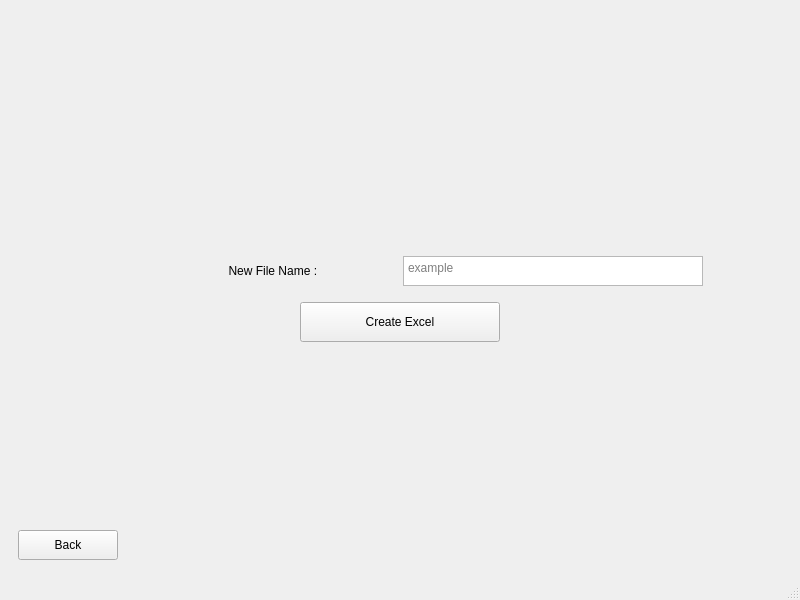
The window that Trace.ui (ben-wsh10/Product_Traceability) describes before a commit, drawn with Qt 5.
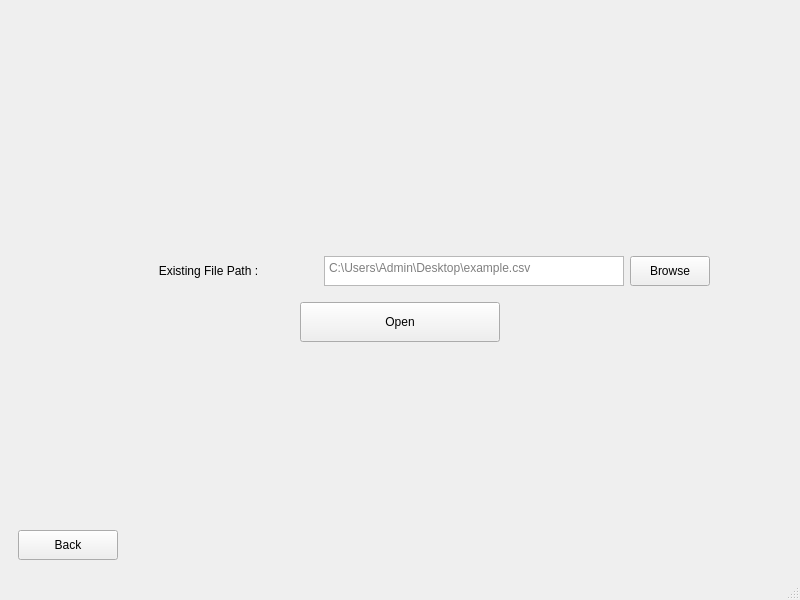
The same window after the commit.

Commit message: Get File Path functionality

Patch:
```diff
--- a/Trace.ui
+++ b/Trace.ui
@@ -20,7 +20,7 @@
       <item>
        <widget class="QStackedWidget" name="stackedWidget">
         <property name="currentIndex">
-         <number>1</number>
+         <number>2</number>
         </property>
         <widget class="QWidget" name="MainMenuPage">
          <layout class="QHBoxLayout" name="horizontalLayout_4">
@@ -130,7 +130,7 @@
                 </property>
                 <property name="maximumSize">
                  <size>
-                  <width>100</width>
+                  <width>300</width>
                   <height>30</height>
                  </size>
                 </property>
@@ -239,6 +239,153 @@
           </item>
          </layout>
         </widget>
+        <widget class="QWidget" name="OpenExcelPage">
+         <layout class="QVBoxLayout" name="verticalLayout_5">
+          <item>
+           <layout class="QVBoxLayout" name="verticalLayout_4">
+            <item>
+             <layout class="QHBoxLayout" name="horizontalLayout_6">
+              <item alignment="Qt::AlignRight|Qt::AlignBottom">
+               <widget class="QLabel" name="openFileNameLabel">
+                <property name="sizePolicy">
+                 <sizepolicy hsizetype="Minimum" vsizetype="Minimum">
+                  <horstretch>0</horstretch>
+                  <verstretch>0</verstretch>
+                 </sizepolicy>
+                </property>
+                <property name="minimumSize">
+                 <size>
+                  <width>300</width>
+                  <height>30</height>
+                 </size>
+                </property>
+                <property name="maximumSize">
+                 <size>
+                  <width>300</width>
+                  <height>30</height>
+                 </size>
+                </property>
+                <property name="text">
+                 <string>Existing File Path :                  </string>
+                </property>
+                <property name="alignment">
+                 <set>Qt::AlignRight|Qt::AlignTrailing|Qt::AlignVCenter</set>
+                </property>
+               </widget>
+              </item>
+              <item alignment="Qt::AlignLeft|Qt::AlignBottom">
+               <widget class="QPlainTextEdit" name="openFileNameTextEdit">
+                <property name="sizePolicy">
+                 <sizepolicy hsizetype="Minimum" vsizetype="Minimum">
+                  <horstretch>0</horstretch>
+                  <verstretch>0</verstretch>
+                 </sizepolicy>
+                </property>
+                <property name="minimumSize">
+                 <size>
+                  <width>300</width>
+                  <height>30</height>
+                 </size>
+                </property>
+                <property name="maximumSize">
+                 <size>
+                  <width>300</width>
+                  <height>30</height>
+                 </size>
+                </property>
+                <property name="placeholderText">
+                 <string>C:\Users\Admin\Desktop\example.csv</string>
+                </property>
+               </widget>
+              </item>
+              <item alignment="Qt::AlignLeft|Qt::AlignBottom">
+               <widget class="QPushButton" name="openFileDialogButton">
+                <property name="sizePolicy">
+                 <sizepolicy hsizetype="Minimum" vsizetype="Minimum">
+                  <horstretch>0</horstretch>
+                  <verstretch>0</verstretch>
+                 </sizepolicy>
+                </property>
+                <property name="minimumSize">
+                 <size>
+                  <width>80</width>
+                  <height>30</height>
+                 </size>
+                </property>
+                <property name="maximumSize">
+                 <size>
+                  <width>80</width>
+                  <height>30</height>
+                 </size>
+                </property>
+                <property name="text">
+                 <string>Browse</string>
+                </property>
+               </widget>
+              </item>
+             </layout>
+            </item>
+            <item>
+             <layout class="QVBoxLayout" name="verticalLayout_6">
+              <property name="topMargin">
+               <number>10</number>
+              </property>
+              <item alignment="Qt::AlignHCenter|Qt::AlignTop">
+               <widget class="QPushButton" name="openFileButton">
+                <property name="sizePolicy">
+                 <sizepolicy hsizetype="Minimum" vsizetype="Minimum">
+                  <horstretch>0</horstretch>
+                  <verstretch>0</verstretch>
+                 </sizepolicy>
+                </property>
+                <property name="minimumSize">
+                 <size>
+                  <width>200</width>
+                  <height>40</height>
+                 </size>
+                </property>
+                <property name="maximumSize">
+                 <size>
+                  <width>200</width>
+                  <height>40</height>
+                 </size>
+                </property>
+                <property name="text">
+                 <string>Open</string>
+                </property>
+               </widget>
+              </item>
+              <item alignment="Qt::AlignLeft|Qt::AlignBottom">
+               <widget class="QPushButton" name="backButton2">
+                <property name="sizePolicy">
+                 <sizepolicy hsizetype="Minimum" vsizetype="Minimum">
+                  <horstretch>0</horstretch>
+                  <verstretch>0</verstretch>
+                 </sizepolicy>
+                </property>
+                <property name="minimumSize">
+                 <size>
+                  <width>100</width>
+                  <height>30</height>
+                 </size>
+                </property>
+                <property name="maximumSize">
+                 <size>
+                  <width>100</width>
+                  <height>30</height>
+                 </size>
+                </property>
+                <property name="text">
+                 <string>Back</string>
+                </property>
+               </widget>
+              </item>
+             </layout>
+            </item>
+           </layout>
+          </item>
+         </layout>
+        </widget>
        </widget>
       </item>
      </layout>
```
The commit also changes 2 other files.
